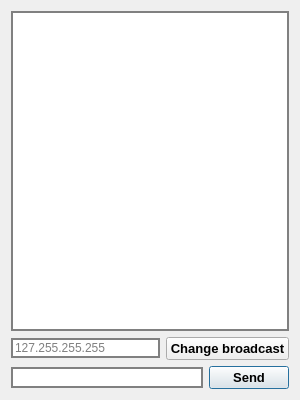
wranidlo/broadcast_sender_receiver, file mess/gui.ui: the form before one commit.
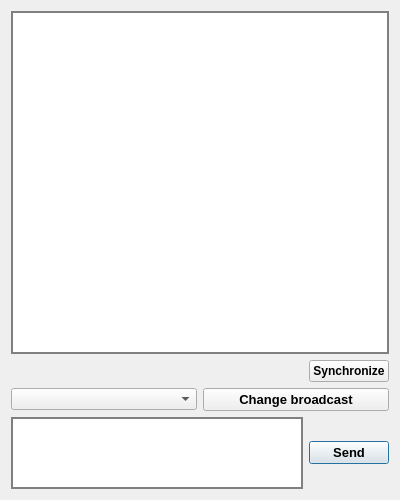
The form after the commit.

Patch:
```diff
--- a/mess/gui.ui
+++ b/mess/gui.ui
@@ -6,41 +6,26 @@
    <rect>
     <x>0</x>
     <y>0</y>
-    <width>300</width>
-    <height>400</height>
+    <width>400</width>
+    <height>500</height>
    </rect>
   </property>
   <property name="minimumSize">
    <size>
-    <width>300</width>
-    <height>400</height>
+    <width>400</width>
+    <height>500</height>
    </size>
   </property>
   <property name="windowTitle">
    <string>Communicator</string>
   </property>
   <layout class="QGridLayout" name="gridLayout_2">
-   <item row="0" column="0">
+   <item row="3" column="0">
     <layout class="QGridLayout" name="gridLayout">
-     <item row="2" column="0">
+     <item row="6" column="0">
       <layout class="QHBoxLayout" name="horizontalLayout_2">
        <item>
-        <widget class="QLineEdit" name="line_edit_ip">
-         <property name="toolTip">
-          <string>empty</string>
-         </property>
-         <property name="styleSheet">
-          <string notr="true">QLineEdit{
-border:2px solid gray;
-border-radius:2 px;
-selection-background-color:darkblue;
-
-}</string>
-         </property>
-         <property name="placeholderText">
-          <string>127.255.255.255</string>
-         </property>
-        </widget>
+        <widget class="QComboBox" name="combo_box_ip"/>
        </item>
        <item>
         <widget class="QPushButton" name="button_ip">
@@ -61,28 +46,30 @@
        </item>
       </layout>
      </item>
-     <item row="5" column="0">
+     <item row="9" column="0">
       <layout class="QHBoxLayout" name="horizontalLayout">
        <item>
-        <widget class="QLineEdit" name="line_edit_messege">
-         <property name="font">
-          <font>
-           <pointsize>10</pointsize>
-           <weight>50</weight>
-           <bold>false</bold>
-          </font>
+        <widget class="QTextEdit" name="line_edit_messege">
+         <property name="sizePolicy">
+          <sizepolicy hsizetype="Expanding" vsizetype="Preferred">
+           <horstretch>0</horstretch>
+           <verstretch>0</verstretch>
+          </sizepolicy>
          </property>
          <property name="toolTip">
           <string>Input message</string>
          </property>
          <property name="styleSheet">
-          <string notr="true">QLineEdit{
+          <string notr="true">QTextEdit{
 border:2px solid gray;
 border-radius:2 px;
 selection-background-color:darkblue;
 
 }</string>
          </property>
+         <property name="sizeAdjustPolicy">
+          <enum>QAbstractScrollArea::AdjustIgnored</enum>
+         </property>
         </widget>
        </item>
        <item>
@@ -113,6 +100,42 @@
        </item>
       </layout>
      </item>
+     <item row="1" column="0">
+      <layout class="QHBoxLayout" name="horizontalLayout_6">
+       <item>
+        <widget class="QLabel" name="label_info">
+         <property name="text">
+          <string/>
+         </property>
+        </widget>
+       </item>
+       <item>
+        <widget class="QPushButton" name="button_synchronize">
+         <property name="enabled">
+          <bool>true</bool>
+         </property>
+         <property name="sizePolicy">
+          <sizepolicy hsizetype="Fixed" vsizetype="Fixed">
+           <horstretch>0</horstretch>
+           <verstretch>0</verstretch>
+          </sizepolicy>
+         </property>
+         <property name="font">
+          <font>
+           <weight>75</weight>
+           <bold>true</bold>
+          </font>
+         </property>
+         <property name="toolTip">
+          <string>Update informations about available interfaces</string>
+         </property>
+         <property name="text">
+          <string>Synchronize</string>
+         </property>
+        </widget>
+       </item>
+      </layout>
+     </item>
      <item row="0" column="0">
       <layout class="QVBoxLayout" name="verticalLayout">
        <item>
@@ -133,7 +156,29 @@
          <property name="styleSheet">
           <string notr="true">QListWidget{
 border:2px solid gray;
-}</string>
+}
+</string>
+         </property>
+         <property name="horizontalScrollBarPolicy">
+          <enum>Qt::ScrollBarAlwaysOff</enum>
+         </property>
+         <property name="alternatingRowColors">
+          <bool>true</bool>
+         </property>
+         <property name="textElideMode">
+          <enum>Qt::ElideNone</enum>
+         </property>
+         <property name="verticalScrollMode">
+          <enum>QAbstractItemView::ScrollPerItem</enum>
+         </property>
+         <property name="isWrapping" stdset="0">
+          <bool>false</bool>
+         </property>
+         <property name="resizeMode">
+          <enum>QListView::Fixed</enum>
+         </property>
+         <property name="wordWrap">
+          <bool>true</bool>
          </property>
         </widget>
        </item>
```
Left out of the diff: 7 changed lines with no effect on the pictures.
